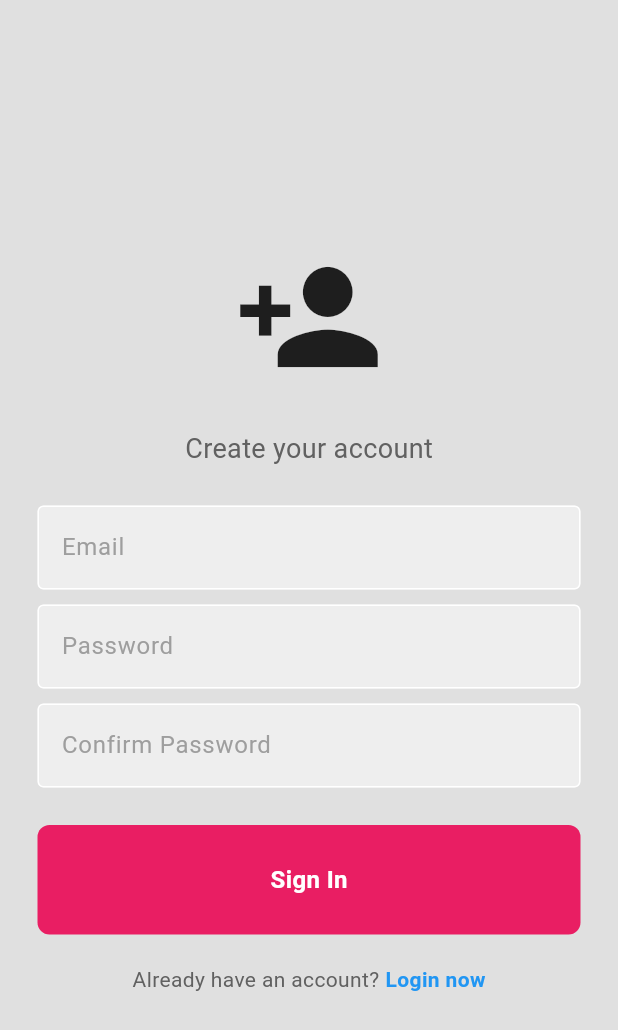
After one commit to Dhakshina05/to_do_list, a Flutter app: the screen it shows after launch, after a tap on "Register now", on a phone screen of 412 x 824 dp. The commit adds this screen. Shown: the top 1030 px of the screen. Run offline on Flutter 3.47's test engine with Material 3 defaults, Android fonts, the phone set to English and light mode, and no system bars; our stand-ins replace firebase_auth, firebase_core, flutter_slidable, hive_flutter; accounts and stored records are empty; network calls fail.

Commit message:
Updated login page, added Firebase integration

```diff
--- a/lib/components/my_textfield.dart
+++ b/lib/components/my_textfield.dart
@@ -1,7 +1,7 @@
 import 'package:flutter/material.dart';
 
 class MyTextField extends StatelessWidget {
-  final controller;
+  final TextEditingController controller;
   final String hintText;
   final bool obscureText;
 
@@ -24,7 +24,7 @@ class MyTextField extends StatelessWidget {
             borderSide: BorderSide(color: Colors.white),
           ),
           focusedBorder: OutlineInputBorder(
-                      borderSide: BorderSide(color: Colors.grey.shade400),
+            borderSide: BorderSide(color: Colors.grey),
           ),
           fillColor: Colors.grey.shade200,
           filled: true,
--- a/lib/main.dart
+++ b/lib/main.dart
@@ -2,13 +2,19 @@ import 'package:flutter/material.dart';
 import 'pages/home_page.dart';
 import 'package:hive_flutter/hive_flutter.dart';
 import 'pages/login_page.dart';
+import 'package:firebase_core/firebase_core.dart';
+import 'firebase_options.dart';
 
 void main() async {
+  WidgetsFlutterBinding.ensureInitialized();
+
   // init  the hive
   await Hive.initFlutter();
+  await Hive.openBox('mybox');
 
-  //open a box
-  var box = await Hive.openBox('mybox');
+  await Firebase.initializeApp(
+    options: DefaultFirebaseOptions.currentPlatform,
+  );
 
   runApp(const MyApp());
 }
--- a/lib/pages/login_page.dart
+++ b/lib/pages/login_page.dart
@@ -1,16 +1,95 @@
 import 'package:flutter/material.dart';
 import '../components/my_button.dart';
 import '../components/my_textfield.dart';
+import '../pages/home_page.dart';
+import 'package:firebase_auth/firebase_auth.dart';
+import '../pages/registration_page.dart';
 
-class LoginPage extends StatelessWidget {
-  LoginPage({super.key});
+class LoginPage extends StatefulWidget {
+  const LoginPage({super.key});
 
-  // text editing controllers
+  @override
+  State<LoginPage> createState() => _LoginPageState();
+}
+
+class _LoginPageState extends State<LoginPage> {
+  // Text editing controllers
   final usernameController = TextEditingController();
   final passwordController = TextEditingController();
 
-  // sign user in method
-  void signUserIn() {}
+  // Loading state
+  bool _isLoading = false;
+
+  // Sign user in method
+  Future<void> signUserIn() async {
+    setState(() {
+      _isLoading = true;
+    });
+
+    try {
+      // Firebase sign in
+      await FirebaseAuth.instance.signInWithEmailAndPassword(
+        email: usernameController.text.trim(),
+        password: passwordController.text.trim(),
+      );
+
+      // Navigate to home page if login successful
+      Navigator.pushReplacement(
+        context,
+        MaterialPageRoute(builder: (context) => const HomePage()),
+      );
+    } on FirebaseAuthException catch (e) {
+      ScaffoldMessenger.of(
+        context,
+      ).showSnackBar(SnackBar(content: Text(e.message ?? 'Login failed')));
+    } finally {
+      setState(() {
+        _isLoading = false;
+      });
+    }
+  }
+
+  // Forgot password dialog
+  void _showPasswordResetDialog() {
+    final resetController = TextEditingController();
+
+    showDialog(
+      context: context,
+      builder: (context) => AlertDialog(
+        title: const Text("Reset Password"),
+        content: TextField(
+          controller: resetController,
+          decoration: const InputDecoration(hintText: "Enter your email"),
+        ),
+        actions: [
+          TextButton(
+            onPressed: () => Navigator.pop(context),
+            child: const Text("Cancel"),
+          ),
+          TextButton(
+            onPressed: () async {
+              try {
+                await FirebaseAuth.instance.sendPasswordResetEmail(
+                  email: resetController.text.trim(),
+                );
+
+                Navigator.pop(context); // close dialog
+
+                ScaffoldMessenger.of(context).showSnackBar(
+                  const SnackBar(content: Text("Password reset email sent")),
+                );
+              } on FirebaseAuthException catch (e) {
+                ScaffoldMessenger.of(context).showSnackBar(
+                  SnackBar(content: Text(e.message ?? "Error occurred")),
+                );
+              }
+            },
+            child: const Text("Send"),
+          ),
+        ],
+      ),
+    );
+  }
 
   @override
   Widget build(BuildContext context) {
@@ -18,33 +97,36 @@ class LoginPage extends StatelessWidget {
       backgroundColor: Colors.grey[300],
       body: SafeArea(
         child: Center(
+          child: SingleChildScrollView(
+            padding: const EdgeInsets.symmetric(horizontal: 25.0),
             child: Column(
               mainAxisAlignment: MainAxisAlignment.center,
               children: [
                 const SizedBox(height: 50),
 
-              //logo
+                // Logo
                 const Icon(Icons.lock, size: 100),
 
                 const SizedBox(height: 50),
-              //welcome back, you've been missed!
+
+                // Welcome text
                 Text(
-                'Welcome back you\'ve been missed!',
+                  'Welcome back, you\'ve been missed!',
                   style: TextStyle(color: Colors.grey[700], fontSize: 16),
                 ),
 
                 const SizedBox(height: 25),
 
-              //username textfield
+                // Email textfield
                 MyTextField(
                   controller: usernameController,
-                hintText: 'Username',
+                  hintText: 'Email',
                   obscureText: false,
                 ),
 
                 const SizedBox(height: 10),
 
-              //password textfield
+                // Password textfield (no suffix icon)
                 MyTextField(
                   controller: passwordController,
                   hintText: 'Password',
@@ -53,38 +135,37 @@ class LoginPage extends StatelessWidget {
 
                 const SizedBox(height: 10),
 
-              //forgot password?
-              Padding(
-                padding: const EdgeInsets.symmetric(horizontal: 25.0),
-                child: Row(
-                  children: [
-                    Text(
+                // Forgot password
+                Center(
+                  child: GestureDetector(
+                    onTap: () {
+                      _showPasswordResetDialog();
+                    },
+                    child: Text(
                       'Forgot Password?',
-                      style: TextStyle(color: Colors.grey[600]),
+                      style: TextStyle(
+                        color: Colors.blue,
+                        fontWeight: FontWeight.w500,
                       ),
-                  ],
+                    ),
                   ),
                 ),
 
                 const SizedBox(height: 25),
 
-              //sign in button
-              MyButton(onTap: signUserIn),
+                // Sign in button or loading indicator
+                _isLoading
+                    ? const CircularProgressIndicator()
+                    : MyButton(onTap: signUserIn),
 
                 const SizedBox(height: 50),
 
-              //or continue with
-              Padding(
-                padding: const EdgeInsets.symmetric(horizontal: 25.0),
-                child: Row(
+                // Or continue with
+                Row(
                   children: [
                     Expanded(
-                      child: Divider(
-                        thickness: 0.5,
-                        color: Colors.grey[400],
+                      child: Divider(thickness: 0.5, color: Colors.grey[400]),
                     ),
-                    ),
-                    Text('Or continue with'),
                     Padding(
                       padding: const EdgeInsets.symmetric(horizontal: 10.0),
                       child: Text(
@@ -93,37 +174,43 @@ class LoginPage extends StatelessWidget {
                       ),
                     ),
                     Expanded(
-                        child: Divider(
-                          thickness: 0.5,
-                          color: Colors.grey[400],
-                        ),
+                      child: Divider(thickness: 0.5, color: Colors.grey[400]),
                     ),
                   ],
                 ),
-              ),
 
-              //google + apple sign in buttons
+                const SizedBox(height: 25),
 
-              //not a member? register now
+                // Not a member? Register now
                 Row(
                   mainAxisAlignment: MainAxisAlignment.center,
                   children: [
                     Text(
                       'Not a member?',
-                   style:TextStyle(color: Colors.grey[700]),
+                      style: TextStyle(color: Colors.grey[700]),
                     ),
                     const SizedBox(width: 4),
-                Text(
+                    GestureDetector(
+                      onTap: () {
+                        Navigator.push(
+                          context,
+                          MaterialPageRoute(
+                            builder: (context) => const RegisterPage(),
+                          ),
+                        );
+                      },
+                      child: const Text(
                         'Register now',
-                  style:TextStyle(
+                        style: TextStyle(
                           color: Colors.blue,
-                    fontWeight: FontWeight.bold
+                          fontWeight: FontWeight.bold,
+                        ),
                       ),
                     ),
                   ],
-             )
-
+                ),
               ],
+            ),
           ),
         ),
       ),
--- /dev/null
+++ b/lib/pages/registration_page.dart
@@ -0,0 +1,125 @@
+import 'package:flutter/material.dart';
+import 'package:firebase_auth/firebase_auth.dart';
+import 'home_page.dart';
+import '../components/my_textfield.dart';
+import '../components/my_button.dart';
+
+class RegisterPage extends StatefulWidget {
+  const RegisterPage({super.key});
+
+  @override
+  State<RegisterPage> createState() => _RegisterPageState();
+}
+
+class _RegisterPageState extends State<RegisterPage> {
+  final emailController = TextEditingController();
+  final passwordController = TextEditingController();
+  final confirmPasswordController = TextEditingController();
+
+  // Register user
+  Future<void> registerUser() async {
+    if (passwordController.text.trim() != confirmPasswordController.text.trim()) {
+      ScaffoldMessenger.of(context).showSnackBar(
+        const SnackBar(content: Text("Passwords do not match")),
+      );
+      return;
+    }
+
+    try {
+      await FirebaseAuth.instance.createUserWithEmailAndPassword(
+        email: emailController.text.trim(),
+        password: passwordController.text.trim(),
+      );
+
+      // Navigate to HomePage after successful registration
+      Navigator.pushReplacement(
+        context,
+        MaterialPageRoute(builder: (context) => const HomePage()),
+      );
+    } on FirebaseAuthException catch (e) {
+      ScaffoldMessenger.of(context).showSnackBar(
+        SnackBar(content: Text(e.message ?? "Registration failed")),
+      );
+    }
+  }
+
+  @override
+  Widget build(BuildContext context) {
+    return Scaffold(
+      backgroundColor: Colors.grey[300],
+      body: SafeArea(
+        child: Center(
+          child: Column(
+            mainAxisAlignment: MainAxisAlignment.center,
+            children: [
+              const Icon(Icons.person_add, size: 100),
+
+              const SizedBox(height: 25),
+
+              Text(
+                "Create your account",
+                style: TextStyle(color: Colors.grey[700], fontSize: 18),
+              ),
+
+              const SizedBox(height: 25),
+
+              // Email
+              MyTextField(
+                controller: emailController,
+                hintText: "Email",
+                obscureText: false,
+              ),
+
+              const SizedBox(height: 10),
+
+              // Password
+              MyTextField(
+                controller: passwordController,
+                hintText: "Password",
+                obscureText: true,
+              ),
+
+              const SizedBox(height: 10),
+
+              // Confirm Password
+              MyTextField(
+                controller: confirmPasswordController,
+                hintText: "Confirm Password",
+                obscureText: true,
+              ),
+
+              const SizedBox(height: 25),
+
+              // Register button
+              MyButton(onTap: registerUser),
+
+              const SizedBox(height: 20),
+
+              // Already have an account? Login now
+              Row(
+                mainAxisAlignment: MainAxisAlignment.center,
+                children: [
+                  Text("Already have an account?",
+                      style: TextStyle(color: Colors.grey[700])),
+                  const SizedBox(width: 4),
+                  GestureDetector(
+                    onTap: () {
+                      Navigator.pop(context); // back to LoginPage
+                    },
+                    child: const Text(
+                      "Login now",
+                      style: TextStyle(
+                        color: Colors.blue,
+                        fontWeight: FontWeight.bold,
+                      ),
+                    ),
+                  ),
+                ],
+              ),
+            ],
+          ),
+        ),
+      ),
+    );
+  }
+}
--- a/pubspec.yaml
+++ b/pubspec.yaml
@@ -16,6 +16,9 @@ dependencies:
   hive: ^2.2.3
   hive_flutter: ^1.1.0
   path_provider: ^2.1.5
+  firebase_core: ^3.1.0
+  firebase_auth: ^5.1.0
+  cloud_firestore: ^5.0.1
 
   cupertino_icons: ^1.0.8
   flutter_slidable: ^4.0.1
```
Also changed, not shown: firebase.json (added), lib/firebase_options.dart (added), pubspec.lock, 6 other files. Lines whose indentation alone changed are shown as unchanged.
